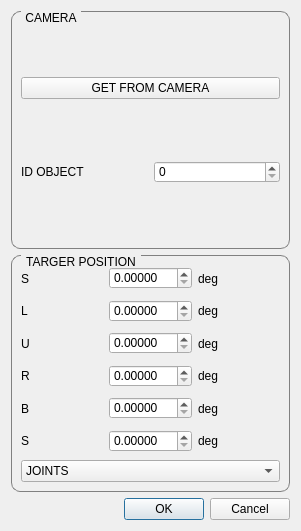
Above: ui/dialogposition.ui from tapati0127/motorosudp before the change. Below: the same form after it.
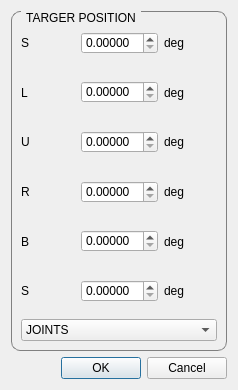
That is the form after the change.

```diff
--- a/ui/dialogposition.ui
+++ b/ui/dialogposition.ui
@@ -6,57 +6,14 @@
    <rect>
     <x>0</x>
     <y>0</y>
-    <width>301</width>
-    <height>531</height>
+    <width>238</width>
+    <height>390</height>
    </rect>
   </property>
   <property name="windowTitle">
    <string>POSITION SETTING</string>
   </property>
   <layout class="QVBoxLayout" name="verticalLayout_3">
-   <item>
-    <widget class="QGroupBox" name="groupBox">
-     <property name="styleSheet">
-      <string notr="true">QGroupBox {
-    border: 1px solid gray;
-    border-radius: 9px;
-    margin-top: 0.5em;
-}
-
-QGroupBox::title {
-    subcontrol-origin: margin;
-    left: 10px;
-    padding: 0 3px 0 3px;
-}</string>
-     </property>
-     <property name="title">
-      <string>CAMERA</string>
-     </property>
-     <layout class="QVBoxLayout" name="verticalLayout_2">
-      <item>
-       <widget class="QPushButton" name="pushButtonGetCamera">
-        <property name="text">
-         <string>GET FROM CAMERA</string>
-        </property>
-       </widget>
-      </item>
-      <item>
-       <layout class="QHBoxLayout" name="horizontalLayout">
-        <item>
-         <widget class="QLabel" name="label">
-          <property name="text">
-           <string>ID OBJECT</string>
-          </property>
-         </widget>
-        </item>
-        <item>
-         <widget class="QSpinBox" name="spinBoxID"/>
-        </item>
-       </layout>
-      </item>
-     </layout>
-    </widget>
-   </item>
    <item>
     <widget class="QGroupBox" name="groupBox_2">
      <property name="sizePolicy">
```
